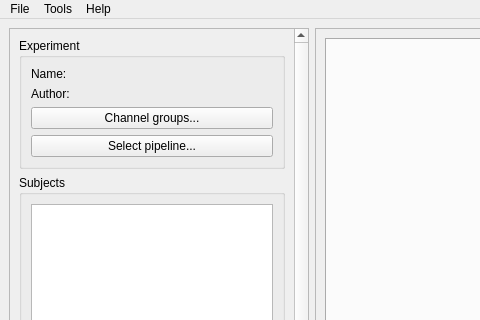
cibr-jyu/meggie, file meggie/mainWindowUi.ui: the form before one commit; both pictures show x 0 to 480 and y 0 to 320 of the 1136 by 734 pixel window.
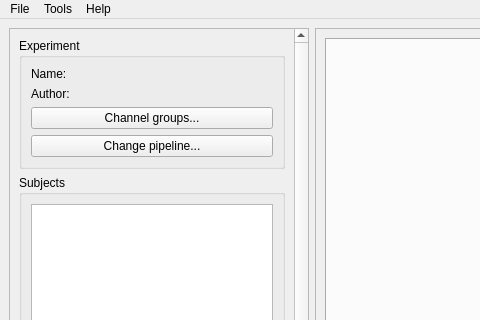
The form after the commit.

Patch:
```diff
--- a/meggie/mainWindowUi.ui
+++ b/meggie/mainWindowUi.ui
@@ -151,7 +151,7 @@
                <item row="3" column="0" colspan="3">
                 <widget class="QPushButton" name="pushButtonPipelines">
                  <property name="text">
-                  <string>Select pipeline...</string>
+                  <string>Change pipeline...</string>
                  </property>
                 </widget>
                </item>
```
Left out of the diff: 2 changed lines with no effect on the pictures.
